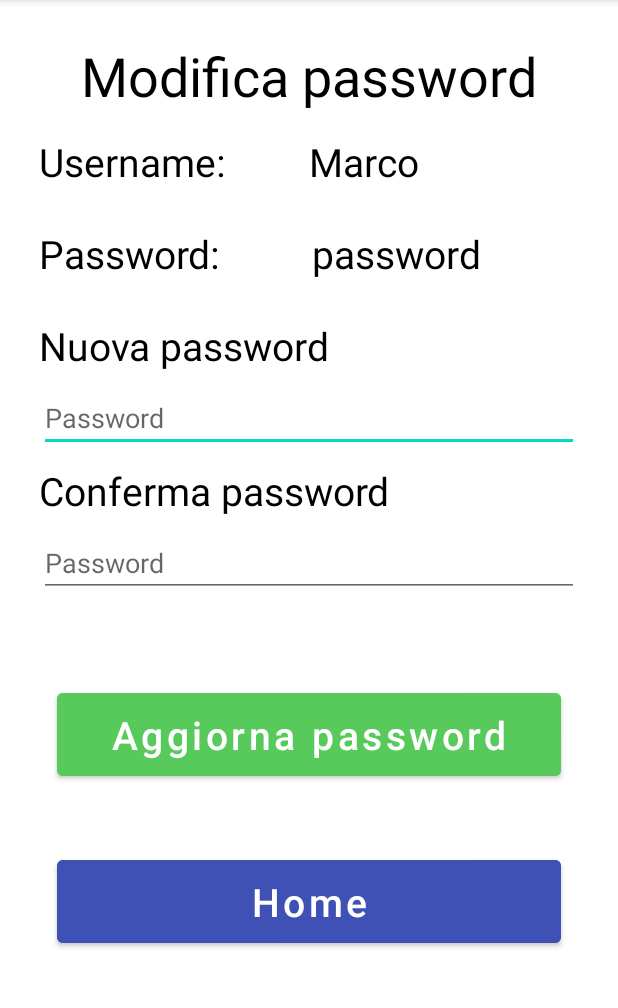
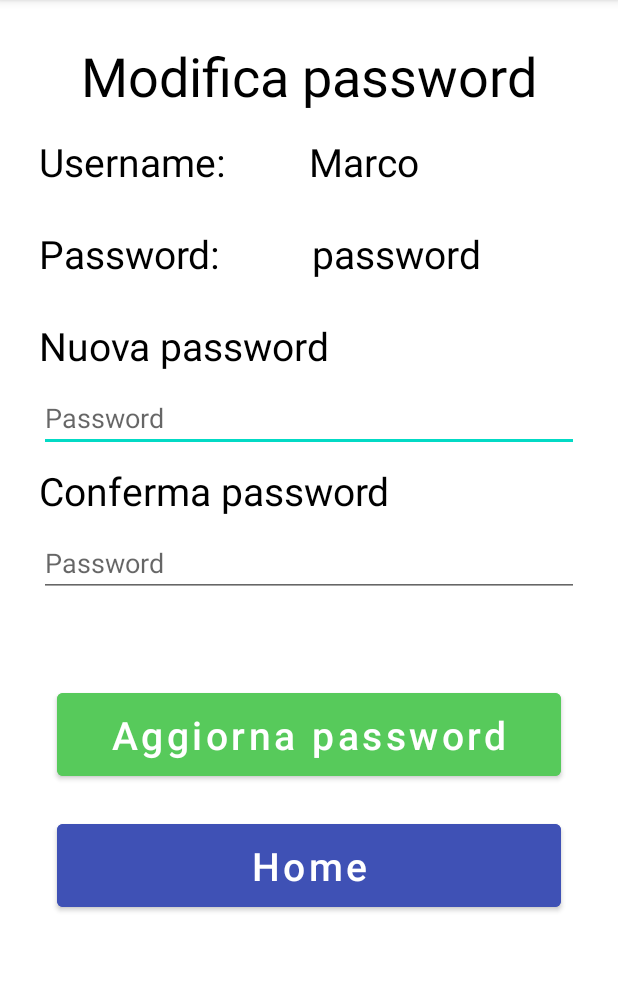
Before and after one commit to ValentinaS8/ProgettoTnvAndroid, an Android app: the ModificaPasswordActivity screen opened directly, with no data from a screen before it, on a phone screen of 412 x 824 dp, the part 84-1092 px from its top. Run offline under Robolectric (Android 15) with nearby library versions, the phone set to English and light mode, and no system bars; 2 statements that could not run were skipped.

Commit message:
fix button margin + commentato visibilità bottone gestisci utenti

```diff
--- a/app/src/main/java/com/example/progettotnvandroid/HomeActivity.java
+++ b/app/src/main/java/com/example/progettotnvandroid/HomeActivity.java
@@ -77,7 +77,7 @@ public class HomeActivity extends AppCompatActivity {
         /* Gestione admin */
         if(utenteLoggato.isAdmin()){
             testoAdmin.setVisibility(View.VISIBLE);
-            btnGestioneUtenti.setVisibility(View.VISIBLE);
+            //btnGestioneUtenti.setVisibility(View.VISIBLE);
         }
 
         /* Listeners */
--- a/app/src/main/res/layout/activity_modifica_password.xml
+++ b/app/src/main/res/layout/activity_modifica_password.xml
@@ -6,6 +6,11 @@
     android:layout_height="match_parent"
     tools:context=".ModificaPasswordActivity"
     android:id="@+id/constraint_layout">
+
+    <ScrollView
+        android:layout_width="match_parent"
+        android:layout_height="match_parent"
+        android:id="@+id/scrollViewLayout">
 
         <LinearLayout
             android:layout_width="match_parent"
@@ -177,7 +182,9 @@
                 android:textAllCaps="false"
                 android:textColor="@color/white"
                 android:padding="10dp"
-            android:layout_margin="12dp"/>
+                android:layout_marginRight="12dp"
+                android:layout_marginLeft="12dp"
+                android:layout_marginTop="12dp"/>
 
             <Space
                 android:layout_width="wrap_content"
@@ -196,8 +203,10 @@
                 android:textAllCaps="false"
                 android:textColor="@color/white"
                 android:padding="10dp"
-            android:layout_margin="12dp"/>
+                android:layout_marginRight="12dp"
+                android:layout_marginLeft="12dp"/>
 
         </LinearLayout>
 
+    </ScrollView>
 </androidx.constraintlayout.widget.ConstraintLayout>
```
Lines whose indentation alone changed are shown as unchanged.
